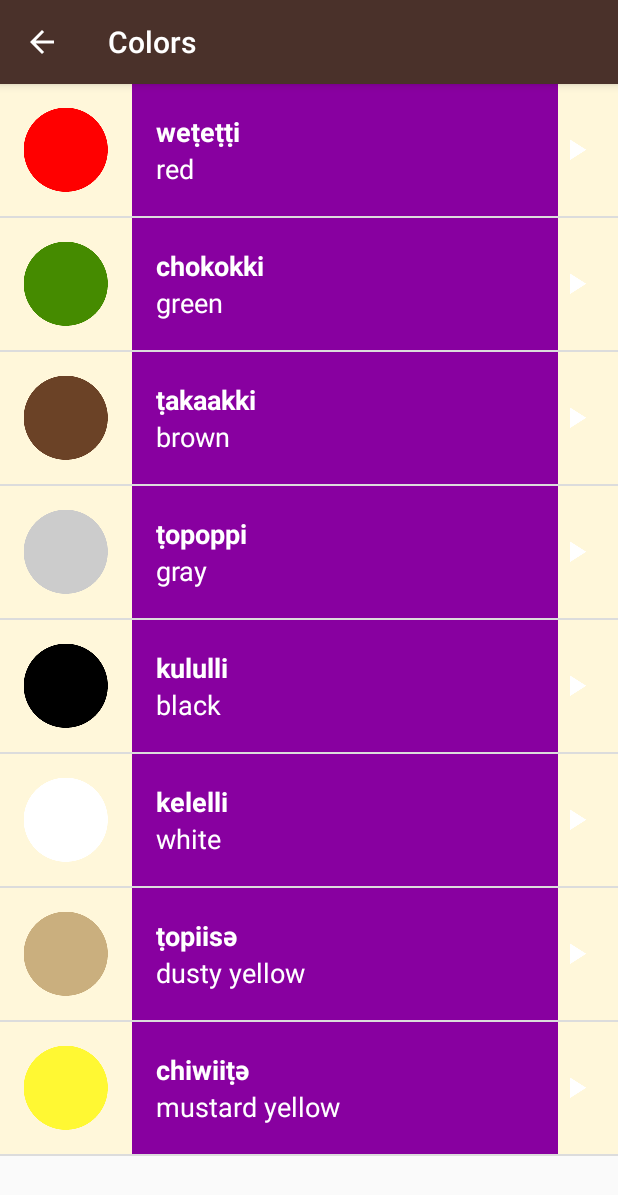
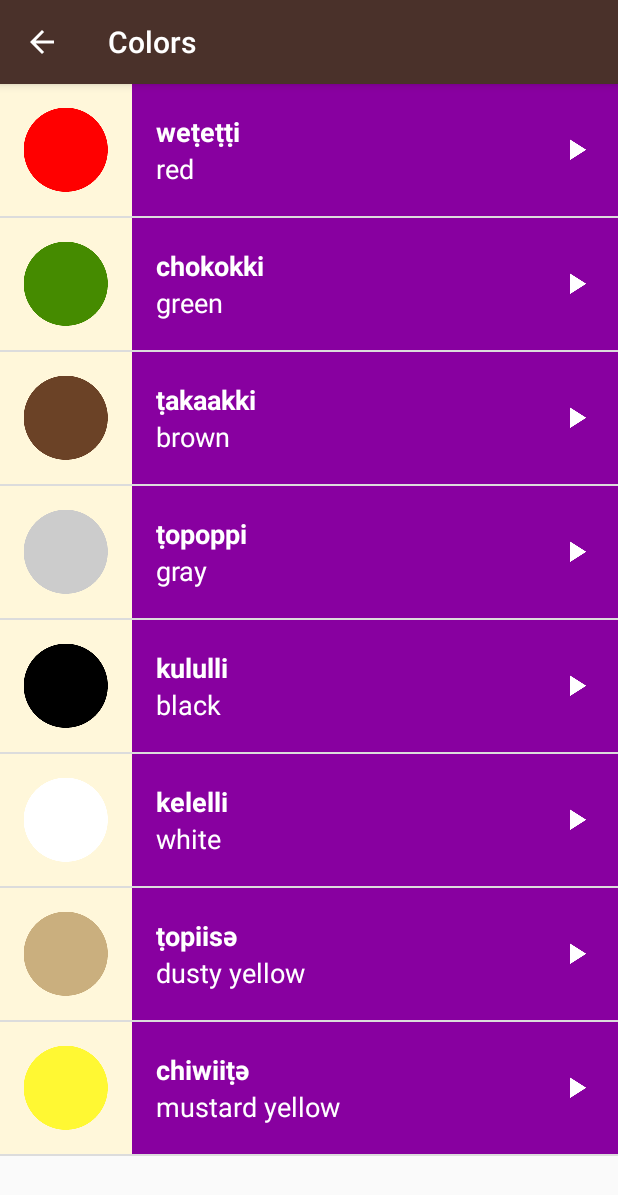
Before and after one commit to davo-faulkner/Miwok, an Android app: the ColorsActivity screen opened directly, with no data from a screen before it, on a phone screen of 412 x 824 dp. Shown: the top 1195 px of the screen. Run offline under Robolectric (Android 15) with nearby library versions, the light colour scheme and no system bars.

Commit message:
Finish layout for play icon in list_item.xml and WordAdapter.java

```diff
--- a/app/src/main/java/com/example/android/miwok/WordAdapter.java
+++ b/app/src/main/java/com/example/android/miwok/WordAdapter.java
@@ -65,9 +65,16 @@ public class WordAdapter extends ArrayAdapter<Word> {
         // Set the theme color for the list item
         View textContainer = listItemView.findViewById(R.id.linear_layout);
         // Find the color that the resource ID maps to
-        int color = ContextCompat.getColor(getContext(), mColorResourceId);
+        int listItemColor = ContextCompat.getColor(getContext(), mColorResourceId);
         // Set the background color of the text container View
-        textContainer.setBackgroundColor(color);
+        textContainer.setBackgroundColor(listItemColor);
+
+        // Set the theme color for the play icon item
+        View playIconContainer = listItemView.findViewById(R.id.play_icon_image_view);
+        // Find the color that the resource ID maps to
+        int playIconColor = ContextCompat.getColor(getContext(), mColorResourceId);
+        // Set the background color of the text container View
+        playIconContainer.setBackgroundColor(playIconColor);
 
         // Return the whole list item layout (containing 2 TextViews)
         // so that it can be shown in the ListView
--- a/app/src/main/res/layout/list_item.xml
+++ b/app/src/main/res/layout/list_item.xml
@@ -15,7 +15,7 @@
 
     <LinearLayout
         android:id="@+id/linear_layout"
-        android:layout_width="match_parent"
+        android:layout_width="0dp"
         android:layout_height="@dimen/list_item_height"
         android:orientation="vertical"
         android:gravity="center_vertical"
@@ -44,8 +44,8 @@
     <ImageView
         android:id="@+id/play_icon_image_view"
         android:layout_width="wrap_content"
-        android:layout_height="wrap_content"
-        android:layout_marginRight="16dp"
+        android:layout_height="match_parent"
+        android:paddingRight="16dp"
         android:src="@drawable/ic_play"
         android:layout_gravity="center_vertical"/>
 
```
